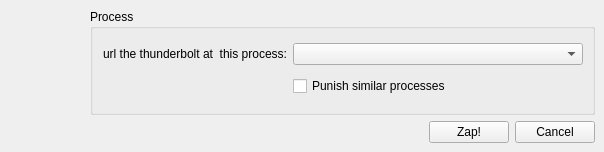
First picture: the form in mainwindow.ui, repository b0bh00d/crash-firefox, before the edit.
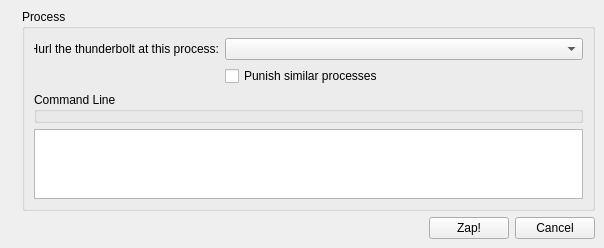
Second picture: the form after the edit. Icons and pictures are not drawn.

Commit message: - Firefox processes are now identified by their type in the combo box dropdown - Firefox processes are now colored by their type - Added display of a selected process's command line arguments - Switched fonts to use fixed-width for easier-on-the-eyes reading

Diff of the .ui file:
```diff
--- a/mainwindow.ui
+++ b/mainwindow.ui
@@ -7,7 +7,7 @@
     <x>0</x>
     <y>0</y>
     <width>604</width>
-    <height>152</height>
+    <height>248</height>
    </rect>
   </property>
   <property name="windowTitle">
@@ -59,7 +59,7 @@
               </size>
              </property>
              <property name="text">
-              <string>Hurl the thunderbolt at  this process:</string>
+              <string>Hurl the thunderbolt at this process:</string>
              </property>
              <property name="alignment">
               <set>Qt::AlignRight|Qt::AlignTrailing|Qt::AlignVCenter</set>
@@ -108,6 +108,20 @@
            </item>
           </layout>
          </item>
+         <item>
+          <widget class="QGroupBox" name="groupBox_2">
+           <property name="title">
+            <string>Command Line</string>
+           </property>
+          </widget>
+         </item>
+         <item>
+          <widget class="QPlainTextEdit" name="edit_CLI">
+           <property name="readOnly">
+            <bool>true</bool>
+           </property>
+          </widget>
+         </item>
         </layout>
        </widget>
       </item>
```
The commit also changes 4 other files.
